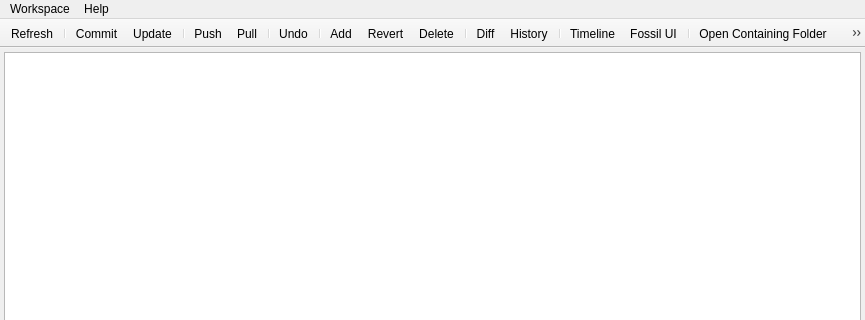
This is MainWindow.ui in AnotherFoxGuy/diesel-scm as Qt 5 draws it before an edit; both pictures show x 0 to 865 and y 0 to 320 of the 865 by 640 pixel window. The edited form follows.
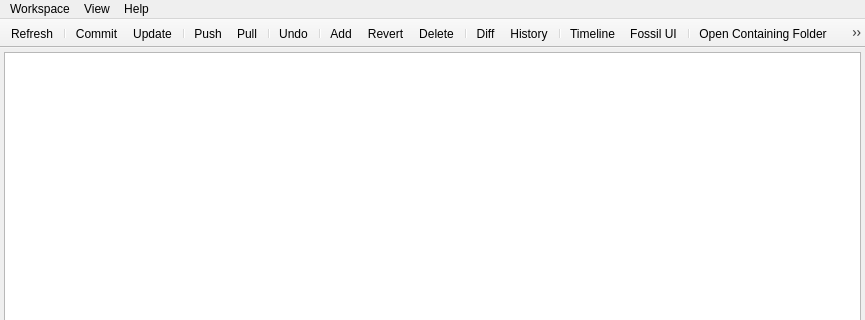
This is the edited form. Icons and pictures are not drawn.

Patch:
```diff
--- a/MainWindow.ui
+++ b/MainWindow.ui
@@ -109,7 +109,16 @@
     </property>
     <addaction name="actionAbout"/>
    </widget>
+   <widget class="QMenu" name="menuView">
+    <property name="title">
+     <string>View</string>
+    </property>
+    <addaction name="actionViewModified"/>
+    <addaction name="actionViewUnchanged"/>
+    <addaction name="actionViewUnknown"/>
+   </widget>
    <addaction name="menuFile"/>
+   <addaction name="menuView"/>
    <addaction name="menuHelp"/>
   </widget>
   <widget class="QToolBar" name="mainToolBar">
```
Left out of the diff: 33 changed lines with no effect on the pictures.
